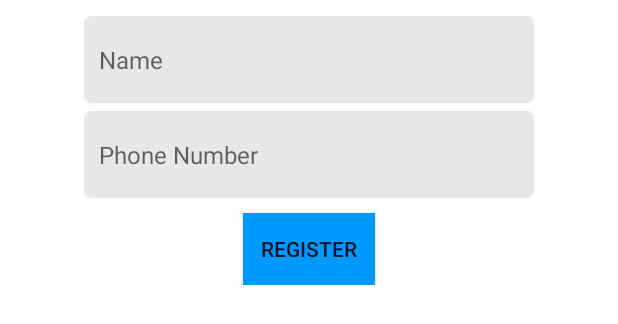
After one commit to getir-hackathon-2016/locksmith-android, an Android app: the layout activity_register.xml on its own in the app's theme, with its tools: preview values and no code run, on a phone screen of 412 x 824 dp. The commit adds this screen. Shown: the top 324 px of the screen. Run offline under Robolectric (Android 15) with nearby library versions, the phone set to English and light mode, and no system bars.

Commit message:
add register activity

```diff
--- /dev/null
+++ b/app/src/main/res/layout/activity_register.xml
@@ -0,0 +1,66 @@
+<?xml version="1.0" encoding="utf-8"?>
+<ScrollView xmlns:android="http://schemas.android.com/apk/res/android"
+    android:layout_width="fill_parent"
+    android:layout_height="fill_parent"
+    android:fillViewport="true">
+
+    <RelativeLayout
+        android:layout_width="fill_parent"
+        android:layout_height="wrap_content"
+        android:background="@color/white">
+
+        <!--  Header  Starts-->
+        <LinearLayout
+            android:id="@+id/header"
+            android:layout_width="fill_parent"
+            android:layout_height="wrap_content"
+            android:gravity="center_horizontal"
+            android:orientation="vertical"
+            android:paddingLeft="@dimen/pad_15dp"
+            android:paddingRight="@dimen/pad_15dp"
+            android:paddingTop="@dimen/pad_5dp">
+
+        </LinearLayout>
+        <!--  Header Ends -->
+
+        <!-- Registration Form -->
+        <LinearLayout
+            android:layout_width="match_parent"
+            android:layout_height="wrap_content"
+            android:layout_below="@id/header"
+            android:gravity="center_horizontal"
+            android:orientation="vertical"
+            android:paddingBottom="@dimen/pad_10dp">
+            <!-- Name -->
+            <EditText
+                android:id="@+id/regNickName"
+                style="@style/editext_graybg"
+                android:layout_height="wrap_content"
+                android:layout_marginTop="@dimen/pad_5dp"
+                android:hint="@string/name"
+                android:inputType="text"></EditText>
+            <!--  Phone Number -->
+            <EditText
+                android:id="@+id/regPhoneNumber"
+                style="@style/editext_graybg"
+                android:layout_height="wrap_content"
+                android:layout_marginBottom="@dimen/pad_10dp"
+                android:layout_marginTop="@dimen/pad_5dp"
+                android:hint="@string/phone_number"
+                android:inputType="phone">
+
+                <requestFocus />
+            </EditText>
+
+            <Button
+                android:id="@+id/regBtnReg"
+                style="@style/btn_material_white_large"
+                android:text="@string/register"
+                android:layout_width="wrap_content"
+                android:layout_height="wrap_content" />
+
+
+        </LinearLayout>
+        <!-- Registration Form Ends -->
+    </RelativeLayout>
+</ScrollView>
--- a/app/src/main/res/values/colors.xml
+++ b/app/src/main/res/values/colors.xml
@@ -1,6 +1,6 @@
 <?xml version="1.0" encoding="utf-8"?>
 <resources>
-
+    <color name="main_color">#0099ff</color>
     <color name="primary">#FFC107</color>
     <color name="primary_dark">#ffa000</color>
     <color name="primary_light">#ffd54f</color>
--- a/app/src/main/res/values/strings.xml
+++ b/app/src/main/res/values/strings.xml
@@ -1,4 +1,7 @@
 <resources>
     <string name="app_name">LockSmith</string>
     <string name="action_settings">Settings</string>
+    <string name="name">Name</string>
+    <string name="phone_number">Phone Number</string>
+    <string name="register">Register</string>
 </resources>
--- a/app/src/main/res/values/styles.xml
+++ b/app/src/main/res/values/styles.xml
@@ -12,7 +12,22 @@
         <item name="windowActionBar">false</item>
         <item name="windowNoTitle">true</item>
     </style>
-
+    <style name="editext_graybg" parent="android:Widget.EditText">
+        <item name="android:layout_width">@dimen/pad_300dp</item>
+        <item name="android:layout_height">wrap_content</item>
+        <item name="android:background">@drawable/editext_bg_gray</item>
+        <item name="android:drawablePadding">@dimen/pad_10dp</item>
+        <item name="android:ems">10</item>
+        <item name="android:inputType">textEmailAddress</item>
+        <item name="android:paddingLeft">@dimen/pad_10dp</item>
+        <item name="android:paddingRight">@dimen/pad_10dp</item>
+        <item name="android:textSize">@dimen/txt_16sp</item>
+    </style>
+    <style name="btn_material_white_large">
+        <item name="android:layout_width">@dimen/pad_310dp</item>
+        <item name="android:layout_height">wrap_content</item>
+        <item name="android:background">@color/main_color</item>
+    </style>
     <style name="AppTheme.AppBarOverlay" parent="ThemeOverlay.AppCompat.Dark.ActionBar" />
 
     <style name="AppTheme.PopupOverlay" parent="ThemeOverlay.AppCompat.Light" />
```
Also changed, not shown: app/src/main/AndroidManifest.xml (+9 -4 lines), app/src/main/java/te/com/locksmith/RegisterActivity.java (added, +16 -0 lines), app/src/main/java/te/com/locksmith/SplashScreen.java (+13 -3 lines), app/src/main/java/te/com/locksmith/customComponets/TextAwesome.java (added, +42 -0 lines), app/src/main/res/values-w820dp/dimens.xml (+41 -4 lines), app/src/main/res/values/dimens.xml (+42 -2 lines), app/src/main/res/drawable/editext_bg_gray.png (added), app/src/main/res/drawable/fa_phone.png (added), app/src/main/res/drawable/fa_user.png (added), app/src/main/res/drawable/logo_login.png (added).
